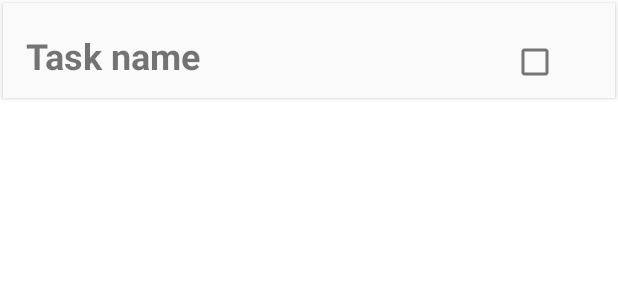
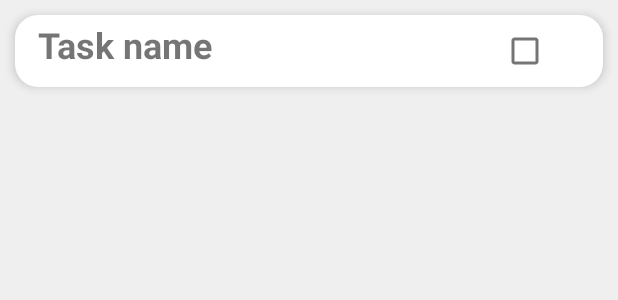
Before and after one commit to matiSzewczyk/ToDo, an Android app: the layout task_item.xml on its own in the app's theme, with its tools: preview values and no code run, on a phone screen of 412 x 824 dp. Shown: the top 300 px of the screen. Run offline under Robolectric (Android 15) with nearby library versions, the phone set to English and light mode, and no system bars.

Commit message:
Tweak the style

```diff
--- a/app/build.gradle
+++ b/app/build.gradle
@@ -12,7 +12,7 @@ android {
 
     defaultConfig {
         applicationId "com.example.todoremake"
-        minSdk 21
+        minSdk 23
         targetSdk 32
         versionCode 1
         versionName "1.0"
--- a/app/src/main/java/com/example/todoremake/CompletedTasksViewModel.kt
+++ b/app/src/main/java/com/example/todoremake/CompletedTasksViewModel.kt
@@ -31,5 +31,4 @@ class CompletedTasksViewModel @Inject constructor(
     fun addToCompleted(task: Task) {
         repository.addToCompleted(task)
     }
-
 }
--- a/app/src/main/java/com/example/todoremake/TasksRepository.kt
+++ b/app/src/main/java/com/example/todoremake/TasksRepository.kt
@@ -1,7 +1,9 @@
 package com.example.todoremake
 
 import javax.inject.Inject
+import javax.inject.Singleton
 
+@Singleton
 class TasksRepository @Inject constructor(){
 
     private val tasksBox = ObjectBox.store.boxFor(TaskOB::class.java)
--- /dev/null
+++ b/app/src/main/res/drawable/add_img.xml
@@ -0,0 +1,5 @@
+<vector android:height="24dp" android:tint="@color/white"
+    android:viewportHeight="24" android:viewportWidth="24"
+    android:width="24dp" xmlns:android="http://schemas.android.com/apk/res/android">
+    <path android:fillColor="@android:color/white" android:pathData="M19,13h-6v6h-2v-6H5v-2h6V5h2v6h6v2z"/>
+</vector>
--- /dev/null
+++ b/app/src/main/res/drawable/item_background.xml
@@ -0,0 +1,20 @@
+<?xml version="1.0" encoding="utf-8"?>
+<selector xmlns:android="http://schemas.android.com/apk/res/android">
+    <item
+        android:state_focused="false"
+        android:state_pressed="false">
+        <shape android:shape="rectangle">
+            <solid android:color="@color/white"/>
+            <corners android:radius="15dp" />
+        </shape>
+    </item>
+
+    <item
+        android:state_focused="true"
+        android:state_pressed="true">
+        <shape android:shape="rectangle">
+            <solid android:color="@color/gray"/>
+            <corners android:radius="10dp" />
+        </shape>
+    </item>
+</selector>
--- a/app/src/main/res/layout/activity_main.xml
+++ b/app/src/main/res/layout/activity_main.xml
@@ -22,6 +22,7 @@
         android:id="@+id/bottom_navigation"
         android:layout_width="match_parent"
         android:layout_height="60dp"
+        style="@style/Widget.MaterialComponents.BottomNavigationView"
         app:layout_constraintStart_toStartOf="parent"
         app:layout_constraintEnd_toEndOf="parent"
         app:layout_constraintBottom_toBottomOf="parent"
--- a/app/src/main/res/layout/fragment_completed_tasks.xml
+++ b/app/src/main/res/layout/fragment_completed_tasks.xml
@@ -2,8 +2,7 @@
 <androidx.constraintlayout.widget.ConstraintLayout xmlns:android="http://schemas.android.com/apk/res/android"
     android:layout_width="match_parent"
     android:layout_height="match_parent"
-    xmlns:app="http://schemas.android.com/apk/res-auto"
-    android:background="@color/teal_700">
+    xmlns:app="http://schemas.android.com/apk/res-auto" >
 
     <androidx.recyclerview.widget.RecyclerView
         android:id="@+id/completed_recycler_view"
--- a/app/src/main/res/layout/task_item.xml
+++ b/app/src/main/res/layout/task_item.xml
@@ -3,9 +3,9 @@
     xmlns:android="http://schemas.android.com/apk/res/android"
     android:layout_width="match_parent"
     android:layout_height="wrap_content"
-    android:layout_margin="2dp"
-    android:elevation="2dp"
-    android:background="#fafafa"
+    android:layout_margin="10dp"
+    android:elevation="4dp"
+    android:background="@drawable/item_background"
     xmlns:tools="http://schemas.android.com/tools"
     xmlns:app="http://schemas.android.com/apk/res-auto">
 
@@ -14,7 +14,9 @@
         app:layout_constraintTop_toTopOf="parent"
         app:layout_constraintStart_toStartOf="parent"
         app:layout_constraintEnd_toEndOf="parent"
-        android:layout_margin="15dp"
+        app:layout_constraintBottom_toTopOf="@id/hidden_layout"
+        android:layout_marginStart="15dp"
+        android:layout_marginEnd="15dp"
         android:layout_width="match_parent"
         android:layout_height="wrap_content" >
 
--- a/app/src/main/res/values/colors.xml
+++ b/app/src/main/res/values/colors.xml
@@ -7,4 +7,6 @@
     <color name="teal_700">#FF018786</color>
     <color name="black">#FF000000</color>
     <color name="white">#FFFFFFFF</color>
+    <color name="gray">#efefef</color>
+    <color name="aqua">#62bacc</color>
 </resources>
--- a/app/src/main/res/values/themes.xml
+++ b/app/src/main/res/values/themes.xml
@@ -2,15 +2,18 @@
     <!-- Base application theme. -->
     <style name="Theme.TodoRemake" parent="Theme.MaterialComponents.DayNight.NoActionBar">
         <!-- Primary brand color. -->
-        <item name="colorPrimary">@color/purple_500</item>
-        <item name="colorPrimaryVariant">@color/purple_700</item>
-        <item name="colorOnPrimary">@color/white</item>
+        <item name="colorPrimary">@color/aqua</item>
+        <item name="colorPrimaryVariant">@color/aqua</item>
+        <item name="colorOnPrimary">@color/gray</item>
         <!-- Secondary brand color. -->
-        <item name="colorSecondary">@color/teal_200</item>
+        <item name="colorSecondary">@color/aqua</item>
         <item name="colorSecondaryVariant">@color/teal_700</item>
-        <item name="colorOnSecondary">@color/black</item>
+        <item name="colorOnSecondary">@color/white</item>
         <!-- Status bar color. -->
-        <item name="android:statusBarColor" tools:targetApi="l">?attr/colorPrimaryVariant</item>
+        <item name="android:statusBarColor">@color/gray</item>
+        <item name="android:windowLightStatusBar">true</item>
         <!-- Customize your theme here. -->
+
+        <item name="android:windowBackground">@color/gray</item>
     </style>
 </resources>
```
Also changed, not shown: app/src/main/res/layout/fragment_tasks.xml (+6 -4 lines).
